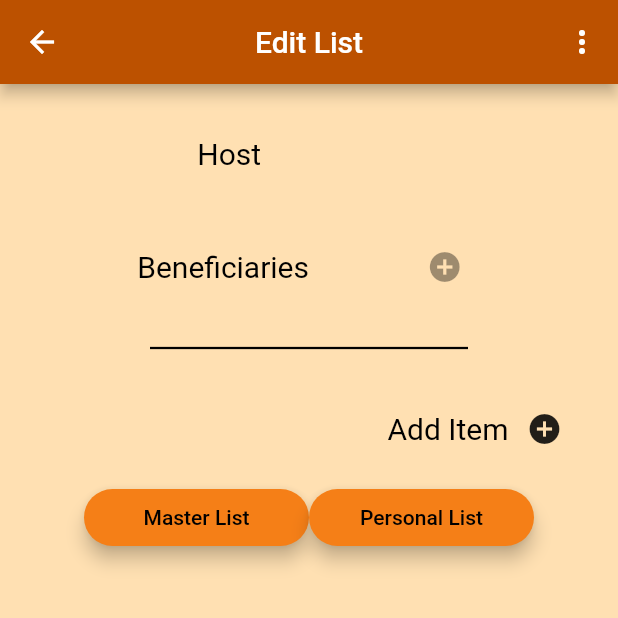
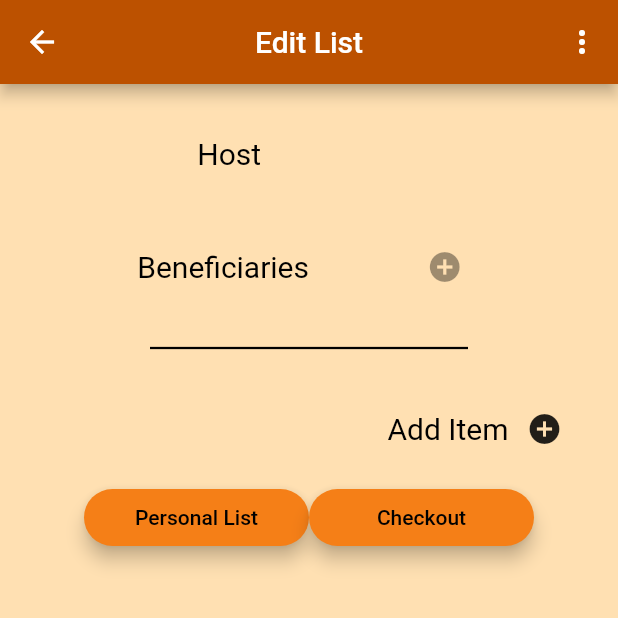
Before and after one commit to prafull2001/grocery-mule, a Flutter app: the EditListScreen screen opened by its route, on a phone screen of 412 x 824 dp, the top half of it. Run offline on Flutter 3.47's test engine with Material 2 defaults, Android fonts, the phone set to English and light mode, and no system bars; our stand-ins replace badges, cloud_firestore, firebase_auth, firebase_core, fluttertoast, google_sign_in; missing offline and left inert: number_inc_dec; accounts and stored records are empty.

Commit message:
final fix

```diff
--- a/lib/providers/shopping_trip_provider.dart
+++ b/lib/providers/shopping_trip_provider.dart
@@ -46,6 +46,7 @@ class ShoppingTrip with ChangeNotifier{
   String get description => _description;
   Map<String,String> get beneficiaries => _beneficiaries;
   Map<String, Item> get items => _items;
+  String get host => _host;
 
   // metadata editing methods
   editTripTitle(String title) {
--- a/lib/screens/editlist.dart
+++ b/lib/screens/editlist.dart
@@ -474,6 +474,7 @@ class _EditListsScreenState extends State<EditListScreen> {
                       ),
                     ),
                   ),
+
                   Container(
                       child: IconButton(
                         icon: const Icon(Icons.add_circle),
@@ -490,26 +491,11 @@ class _EditListsScreenState extends State<EditListScreen> {
                 create_item(),
               //single_item(grocery_list[1]),
               _buildPanel(),
-              //for(var key in cur_trip.items.keys.toList().reversed)
-              //  single_item(cur_trip.items[key]),
-              /*
-              for(var key in frontend_list.keys.toList().reversed)
-                single_item(frontend_list[key]),
 
-               */
               Row(
                 mainAxisAlignment: MainAxisAlignment.center,
                 children: [
-                  Container(
-                    height: 70,
-                    width: 150,
-                    child: RoundedButton(
-                      onPressed: () {
 
-                      },
-                      title: "Master List",
-                    ),
-                  ),
                   Container(
                     height: 70,
                     width: 150,
@@ -519,7 +505,20 @@ class _EditListsScreenState extends State<EditListScreen> {
                       },
                       title: "Personal List",
                     ),
-                  )
+                  ),
+                  if(context.read<ShoppingTrip>().host == context.read<Cowboy>().uuid)...[
+                    Container(
+                      height: 70,
+                      width: 150,
+                      child: RoundedButton(
+                        onPressed: () {
+
+                        },
+                        title: "Checkout",
+                      ),
+                    ),
+                    ]
+
                 ],
               ),
 
```
